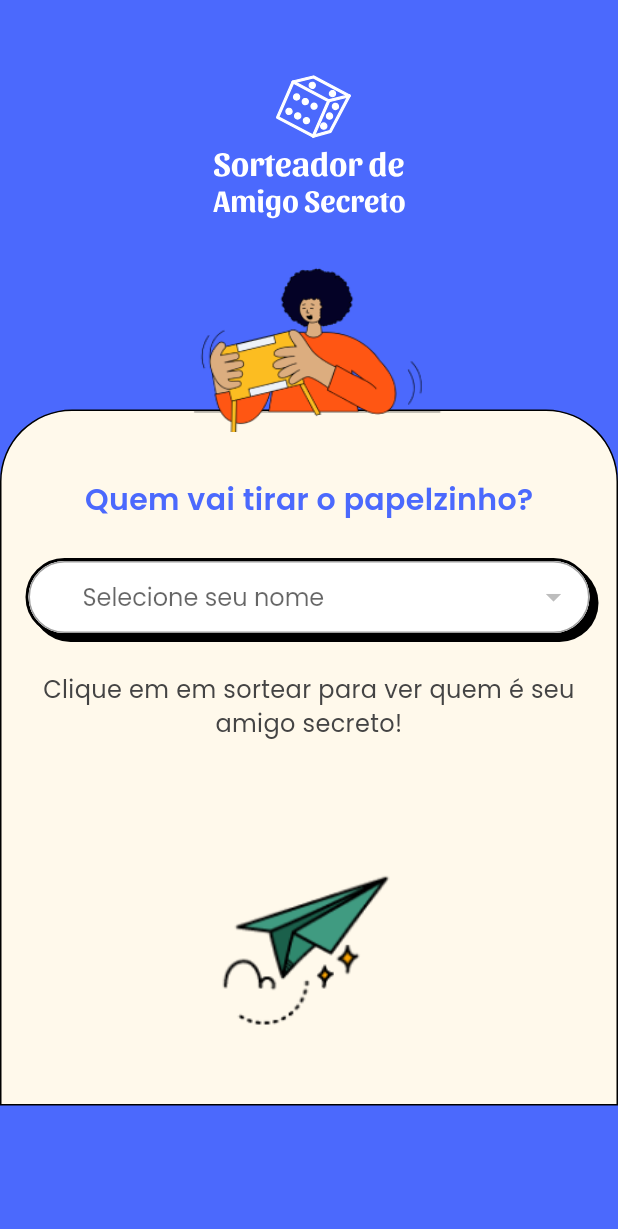
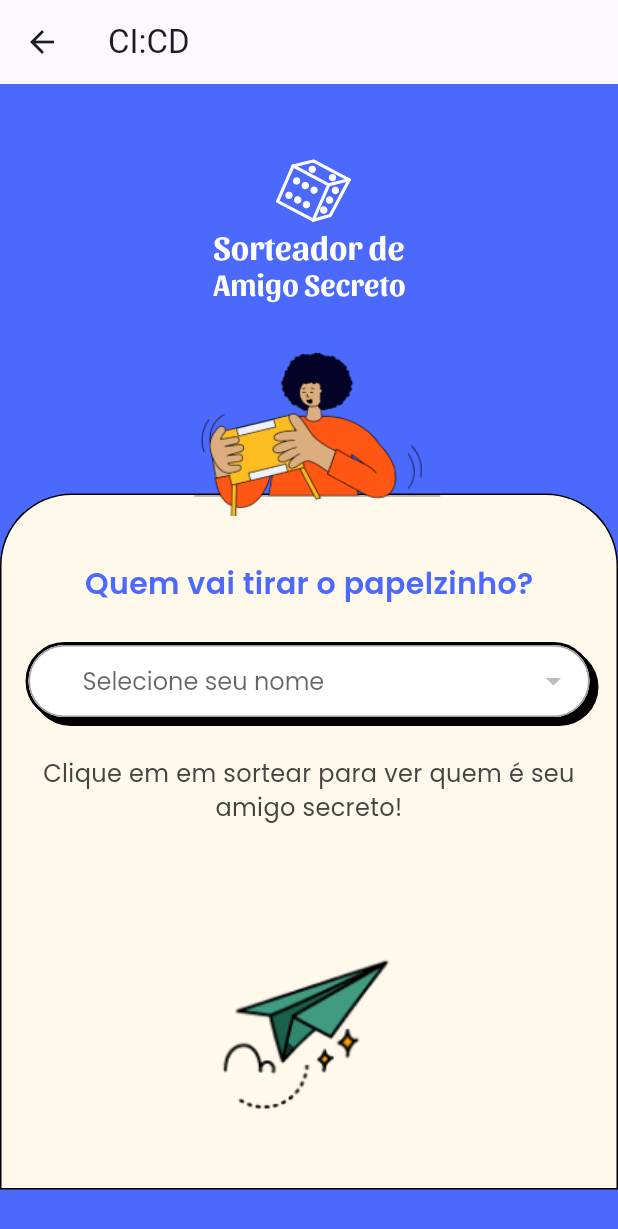
Before and after one commit to Joao-Jordan/ci-alura-course, a Flutter app: the DrawPage screen opened directly with empty values, on a phone screen of 412 x 824 dp. Shown: the top 1229 px of the screen. Run offline on Flutter 3.47's test engine with Material 3 defaults, Android fonts, the phone set to English and light mode, and no system bars; our stand-ins replace bloc, flutter_bloc, flutter_svg, google_fonts.

Commit message:
fix: add const key word

```diff
--- a/lib/pages/draw_page.dart
+++ b/lib/pages/draw_page.dart
@@ -20,6 +20,9 @@ class _DrawPageState extends State<DrawPage> {
   @override
   Widget build(BuildContext context) {
     return Scaffold(
+      appBar: AppBar(
+        title: const Text("CI:CD"),
+      ),
       backgroundColor: AppColors.primary,
       body: SingleChildScrollView(
         child: Stack(
```
